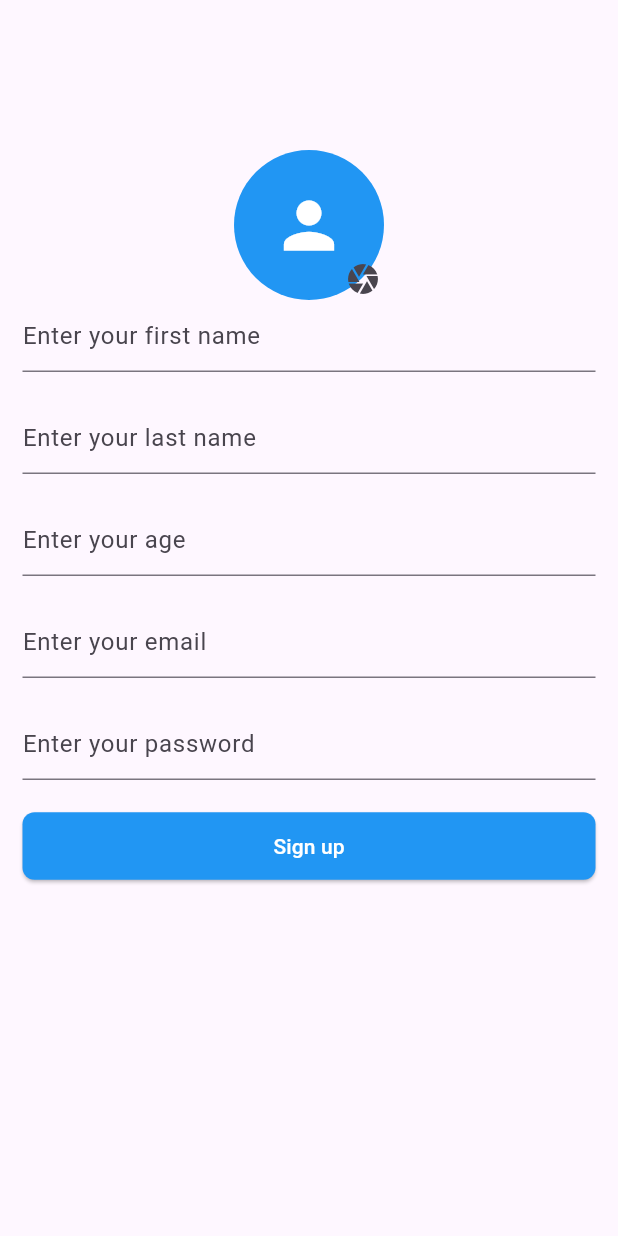
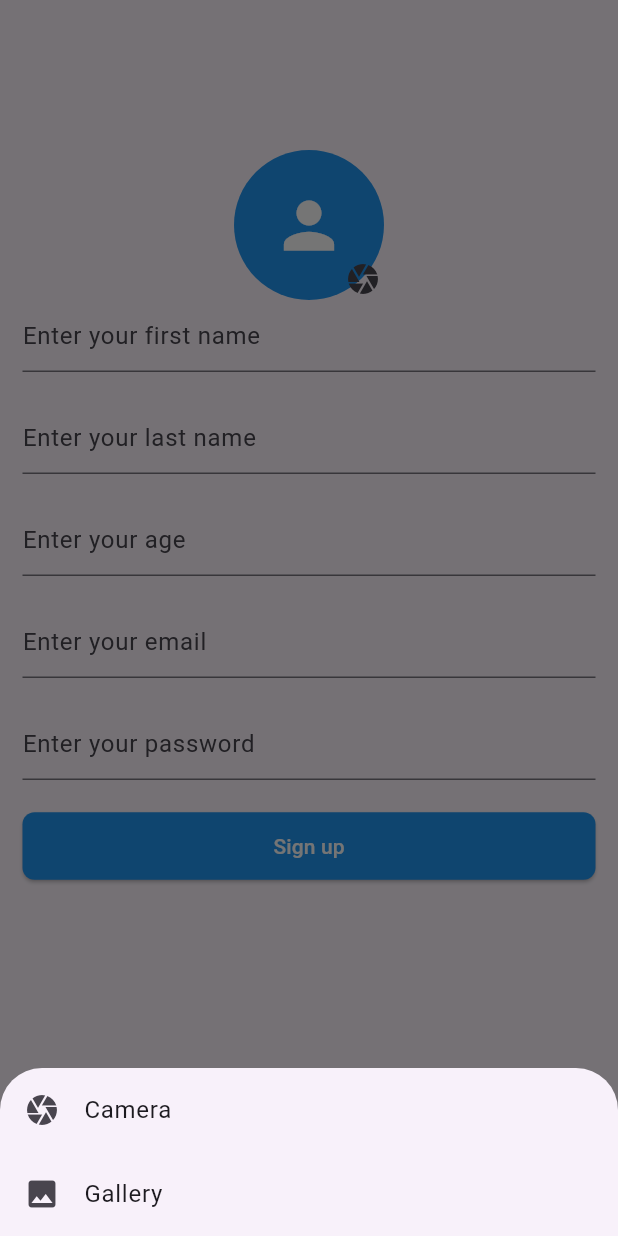
Before and after one commit to pradhumna896/firebase, a Flutter app: the SignupScreen screen opened by its route, after a tap on the "camera" icon, on a phone screen of 412 x 824 dp. Run offline on Flutter 3.47's test engine with Material 3 defaults, Android fonts, the phone set to English and light mode, and no system bars; our stand-ins replace cloud_firestore, firebase_auth, firebase_core, firebase_messaging, firebase_storage, flutter_bloc and 1 more; accounts and stored records are empty.

Commit message:
Refactor auth-related code and fix UI issues

```diff
--- a/lib/presentation/auth/bloc/auth_event.dart
+++ b/lib/presentation/auth/bloc/auth_event.dart
@@ -1,4 +1,3 @@
-import 'dart:io';
 import 'dart:typed_data';
 
 class AuthEvent {}
@@ -6,7 +5,10 @@ class AuthEvent {}
 class AuthLoginEvent extends AuthEvent {
   final String email;
   final String password;
-  AuthLoginEvent({required this.email, required this.password});
+  AuthLoginEvent({
+    required this.email,
+    required this.password,
+  });
 }
 
 class AuthLogoutEvent extends AuthEvent {}
@@ -18,7 +20,7 @@ class AuthSignupEvent extends AuthEvent {
   final String email;
   final String password;
   final Uint8List imageFile;
-  AuthSignupEvent( {
+  AuthSignupEvent({
     required this.imageFile,
     required this.email,
     required this.password,
--- a/lib/presentation/auth/screen/signup_screen.dart
+++ b/lib/presentation/auth/screen/signup_screen.dart
@@ -20,7 +20,7 @@ class SignupScreen extends StatefulWidget {
 }
 
 class _SignupScreenState extends State<SignupScreen> {
-  AuthBLoc _authBLoc = AuthBLoc();
+  final AuthBLoc _authBLoc = AuthBLoc();
   final GlobalKey<FormState> formKey = GlobalKey();
   TextEditingController firstNameController = TextEditingController();
   TextEditingController lastNameController = TextEditingController();
@@ -28,14 +28,43 @@ class _SignupScreenState extends State<SignupScreen> {
   TextEditingController emailController = TextEditingController();
   TextEditingController passwordController = TextEditingController();
   Uint8List? image;
-  imagePick() async {
-    final pickedFile =
-        await ImagePicker().pickImage(source: ImageSource.gallery);
+  imagePick(ImageSource imageSource) async {
+    final pickedFile = await ImagePicker().pickImage(source: imageSource);
     if (pickedFile != null) {
       image = await pickedFile.readAsBytes();
-
       setState(() {});
     }
+  }
+
+  imageSource() {
+    showModalBottomSheet(
+        context: context,
+        builder: (context) {
+          return Container(
+
+            child: Column(
+              mainAxisSize: MainAxisSize.min,
+              children: [
+                ListTile(
+                  onTap: () {
+                    Navigator.pop(context);
+                    imagePick(ImageSource.camera);
+                  },
+                  leading: Icon(Icons.camera),
+                  title: Text("Camera"),
+                ),
+                ListTile(
+                  onTap: () {
+                    Navigator.pop(context);
+                    imagePick(ImageSource.gallery);
+                  },
+                  leading: Icon(Icons.image),
+                  title: Text("Gallery"),
+                ),
+              ],
+            ),
+          );
+        });
   }
 
   @override
@@ -93,9 +122,9 @@ class _SignupScreenState extends State<SignupScreen> {
                             right: -10,
                             child: IconButton(
                               onPressed: () {
-                                imagePick();
+                                imageSource();
                               },
-                              icon: Icon(Icons.camera),
+                              icon: const Icon(Icons.camera),
                             ))
                       ],
                     ),
@@ -160,11 +189,11 @@ class _SignupScreenState extends State<SignupScreen> {
                     ),
                     const SizedBox(height: 20),
                     state is AuthLoading
-                        ? CircularProgressIndicator()
+                        ? const CircularProgressIndicator()
                         : ElevatedButton(
                             style: ElevatedButton.styleFrom(
                                 backgroundColor: Colors.blue,
-                                minimumSize: Size(double.infinity, 45),
+                                minimumSize: const Size(double.infinity, 45),
                                 shape: RoundedRectangleBorder(
                                   borderRadius: BorderRadius.circular(8),
                                 )),
```
Also changed, not shown: lib/presentation/auth/bloc/auth.dart (added, +8 -0 lines), lib/presentation/auth/bloc/auth_bloc.dart (+1 -10 lines), lib/presentation/auth/screen/login_screen.dart (+5 -7 lines), lib/presentation/home/screen/home_screen.dart (+32 -5 lines).
